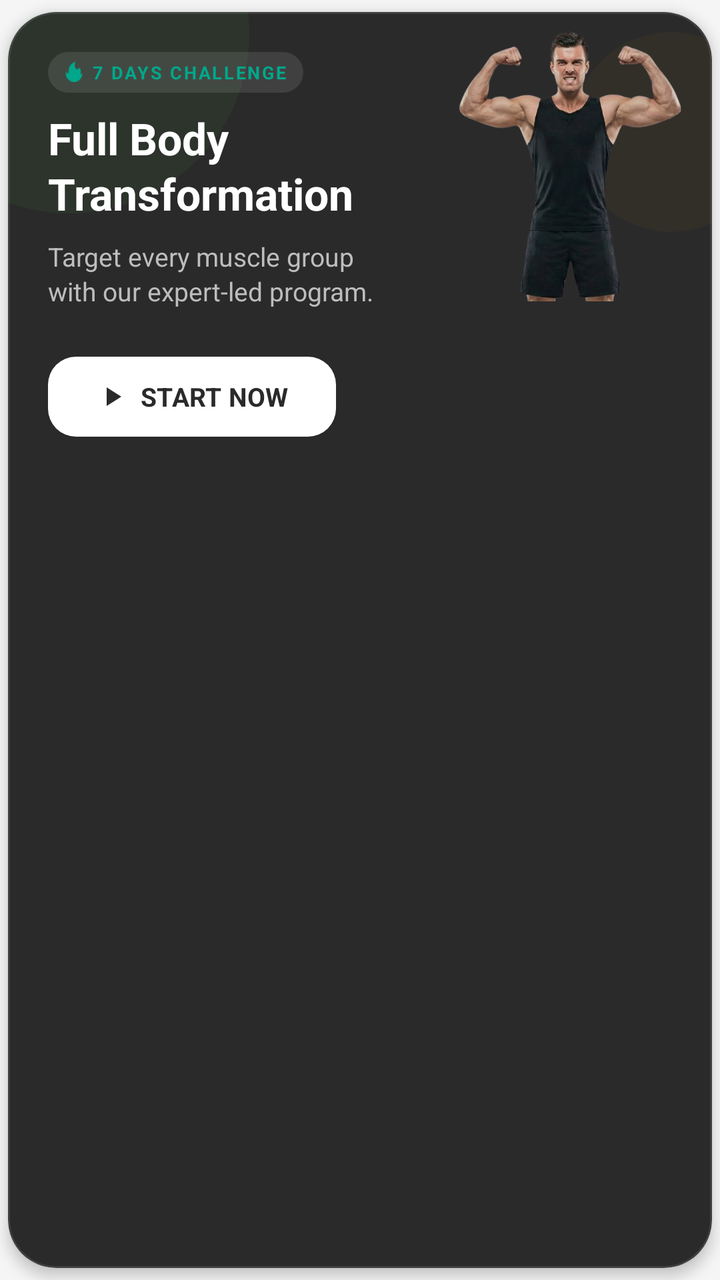
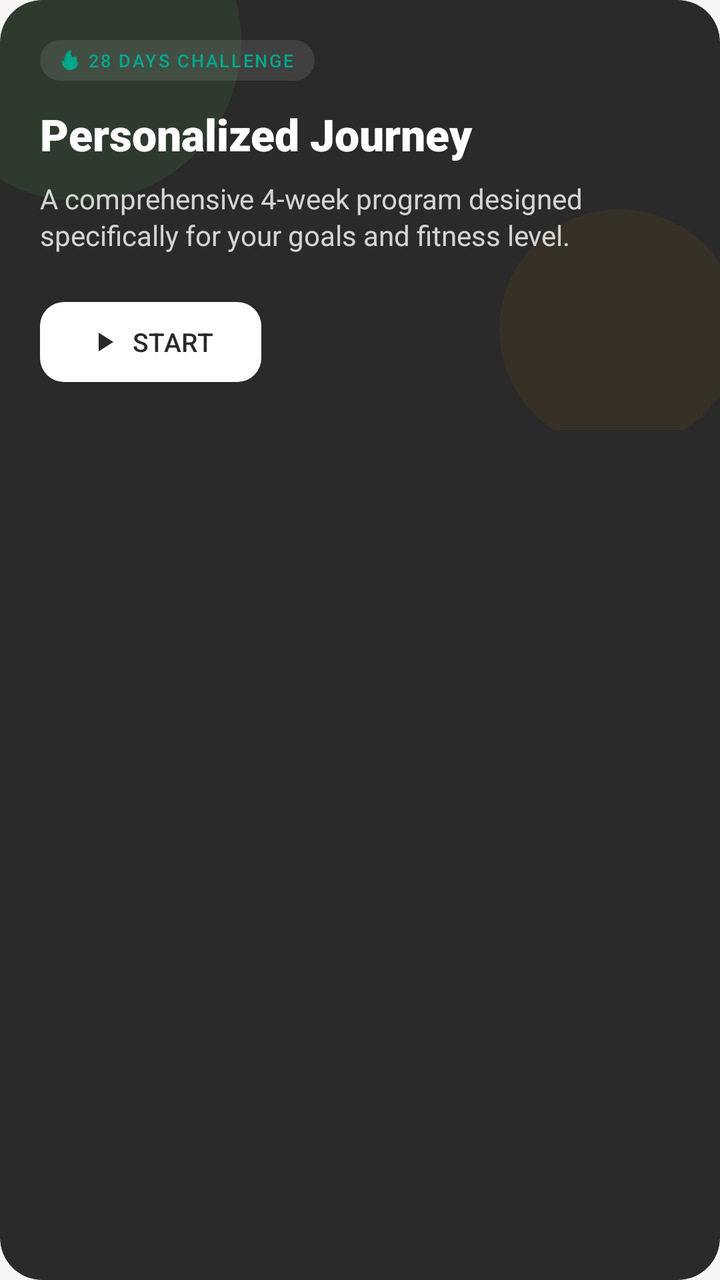

The first picture is an Android layout as it rendered before a commit; the second is the same layout after the commit. The layout source and the unified diff follow.
<!-- AndroidManifest.xml: application theme Theme.Nutriority -->
<!-- res/layout/item_large_button_card.xml -->
<?xml version="1.0" encoding="utf-8"?>
<com.google.android.material.card.MaterialCardView
    xmlns:android="http://schemas.android.com/apk/res/android"
    xmlns:app="http://schemas.android.com/apk/res-auto"
    xmlns:tools="http://schemas.android.com/tools"
    android:layout_width="match_parent"
    android:layout_height="wrap_content"
    app:cardBackgroundColor="@color/primary_dark"
    app:cardCornerRadius="24dp"
    app:cardElevation="4dp"
    app:cardPreventCornerOverlap="false"
    app:cardUseCompatPadding="true"
    app:strokeColor="#1AFFFFFF"
    app:strokeWidth="1dp">

    <androidx.constraintlayout.widget.ConstraintLayout
        android:layout_width="match_parent"
        android:layout_height="wrap_content"
        android:background="@android:color/transparent"
        android:paddingBottom="16dp"
        android:clipToPadding="false">

        
        <View
            android:layout_width="180dp"
            android:layout_height="180dp"
            android:layout_marginTop="-80dp"
            android:layout_marginStart="-60dp"
            android:alpha="0.08"
            android:background="@drawable/bg_circle_green"
            app:layout_constraintStart_toStartOf="parent"
            app:layout_constraintTop_toTopOf="parent" />

        
        <View
            android:layout_width="100dp"
            android:layout_height="100dp"
            android:layout_marginTop="10dp"
            android:layout_marginEnd="-30dp"
            android:alpha="0.04"
            android:background="@drawable/bg_circle_orange"
            app:layout_constraintEnd_toEndOf="parent"
            app:layout_constraintTop_toTopOf="parent" />

        <androidx.constraintlayout.widget.Guideline
            android:id="@+id/guideline_content"
            android:layout_width="wrap_content"
            android:layout_height="wrap_content"
            android:orientation="vertical"
            app:layout_constraintGuide_percent="0.6" />

        <ImageView
            android:layout_width="0dp"
            android:layout_height="0dp"
            android:layout_marginTop="8dp"
            android:layout_marginEnd="4dp"
            android:scaleType="centerInside"
            android:src="@drawable/img_full_body_pose"
            app:layout_constraintDimensionRatio="1:1"
            app:layout_constraintEnd_toEndOf="parent"
            app:layout_constraintStart_toEndOf="@id/guideline_content"
            app:layout_constraintTop_toTopOf="parent"
            app:layout_constraintBottom_toBottomOf="parent"
            app:layout_constraintVertical_bias="0.0"
            tools:ignore="ContentDescription" />

        
        <LinearLayout
            android:id="@+id/badgeLayout"
            android:layout_width="wrap_content"
            android:layout_height="wrap_content"
            android:layout_marginStart="20dp"
            android:layout_marginTop="20dp"
            android:background="@drawable/rounded_chip_background_light"
            android:backgroundTint="#1AFFFFFF"
            android:gravity="center_vertical"
            android:orientation="horizontal"
            android:paddingHorizontal="8dp"
            android:paddingVertical="4dp"
            app:layout_constraintStart_toStartOf="parent"
            app:layout_constraintTop_toTopOf="parent"
            app:layout_constraintEnd_toStartOf="@id/guideline_content"
            app:layout_constraintHorizontal_bias="0.0"
            app:layout_constrainedWidth="true">

            <ImageView
                android:layout_width="10dp"
                android:layout_height="10dp"
                android:importantForAccessibility="no"
                android:src="@drawable/ic_fire"
                app:tint="@color/green" />

            <TextView
                android:id="@+id/tvDuration"
                android:layout_width="wrap_content"
                android:layout_height="wrap_content"
                android:layout_marginStart="4dp"
                android:fontFamily="sans-serif"
                android:textStyle="bold"
                android:textAllCaps="true"
                android:text="7 DAYS CHALLENGE"
                android:textColor="@color/green"
                android:textSize="9sp"
                android:letterSpacing="0.1"
                app:autoSizeTextType="uniform"
                app:autoSizeMinTextSize="7sp"
                app:autoSizeMaxTextSize="10sp"
                app:autoSizeStepGranularity="1sp"
                tools:ignore="SmallSp" />
        </LinearLayout>

        <TextView
            android:id="@+id/tvTitle"
            android:layout_width="0dp"
            android:layout_height="wrap_content"
            android:layout_marginTop="8dp"
            android:layout_marginStart="20dp"
            android:layout_marginEnd="8dp"
            android:fontFamily="sans-serif"
            android:textStyle="bold"
            android:text="Full Body Transformation"
            android:textColor="@android:color/white"
            android:textSize="22sp"
            android:lineSpacingExtra="2dp"
            app:autoSizeTextType="uniform"
            app:autoSizeMinTextSize="16sp"
            app:autoSizeMaxTextSize="22sp"
            app:autoSizeStepGranularity="1sp"
            app:layout_constraintEnd_toStartOf="@+id/guideline_content"
            app:layout_constraintStart_toStartOf="parent"
            app:layout_constraintTop_toBottomOf="@+id/badgeLayout" />

        <TextView
            android:id="@+id/tvDescription"
            android:layout_width="0dp"
            android:layout_height="wrap_content"
            android:layout_marginTop="8dp"
            android:layout_marginEnd="12dp"
            android:fontFamily="sans-serif"
            android:text="Target every muscle group with our expert-led program."
            android:textColor="#BDBDBD"
            android:textSize="13sp"
            android:lineSpacingExtra="2dp"
            app:autoSizeTextType="uniform"
            app:autoSizeMinTextSize="10sp"
            app:autoSizeMaxTextSize="14sp"
            app:autoSizeStepGranularity="1sp"
            app:layout_constraintEnd_toStartOf="@+id/guideline_content"
            app:layout_constraintStart_toStartOf="@+id/tvTitle"
            app:layout_constraintTop_toBottomOf="@+id/tvTitle" />

        <com.google.android.material.button.MaterialButton
            android:id="@+id/btnStart"
            android:layout_width="wrap_content"
            android:layout_height="48dp"
            android:layout_marginTop="20dp"
            android:paddingHorizontal="24dp"
            android:fontFamily="sans-serif"
            android:textStyle="bold"
            android:text="START NOW"
            android:textColor="@color/primary_dark"
            android:textSize="13sp"
            app:backgroundTint="@color/white"
            app:cornerRadius="14dp"
            app:elevation="4dp"
            app:icon="@drawable/ic_play_arrow"
            app:iconPadding="6dp"
            app:iconSize="16dp"
            app:iconTint="@color/primary_dark"
            app:layout_constraintStart_toStartOf="@+id/tvTitle"
            app:layout_constraintTop_toBottomOf="@+id/tvDescription"
            app:layout_constraintBottom_toBottomOf="parent"
            app:layout_constraintVertical_bias="1.0"/>

    </androidx.constraintlayout.widget.ConstraintLayout>

</com.google.android.material.card.MaterialCardView>
<!-- resources referenced by this layout -->
<resources>
  <color name="green">#00A78B</color>
  <color name="primary_dark">#2A2A2A</color>
  <color name="white">#FFFFFFFF</color>
  <!-- drawable bg_circle_green (drawable) -->
  <?xml version="1.0" encoding="utf-8"?>
  <shape xmlns:android="http://schemas.android.com/apk/res/android"
      android:shape="oval">
      <solid android:color="#4CAF50" />
      <size android:width="8dp" android:height="8dp" />
  </shape>
  <!-- drawable bg_circle_orange (drawable) -->
  <?xml version="1.0" encoding="utf-8"?>
  <shape xmlns:android="http://schemas.android.com/apk/res/android"
      android:shape="oval">
      <solid android:color="#FF9800" />
      <size android:width="8dp" android:height="8dp" />
  </shape>
  <!-- drawable ic_fire: png bitmap (drawable, 810 bytes) -->
  <!-- drawable ic_play_arrow (drawable) -->
  <vector xmlns:android="http://schemas.android.com/apk/res/android"
      android:width="24dp"
      android:height="24dp"
      android:viewportWidth="24"
      android:viewportHeight="24"
      android:tint="?attr/colorControlNormal">
    <path
        android:fillColor="@android:color/white"
        android:pathData="M8,5v14l11,-7z"/>
  </vector>
  <!-- drawable img_full_body_pose: png bitmap (drawable, 190067 bytes) -->
  <!-- drawable rounded_chip_background_light (drawable) -->
  <shape xmlns:android="http://schemas.android.com/apk/res/android">
      <solid android:color="#E0E0E0" />
      <corners android:radius="24dp" />
  </shape>
  <style name="Theme.Nutriority" parent="Base.Theme.Nutriority" />
  <style name="Base.Theme.Nutriority" parent="Theme.Material3.Light.NoActionBar">
          <item name="android:windowBackground">#F5F5F5</item>
          <item name="android:windowDrawsSystemBarBackgrounds">true</item>
          <item name="android:statusBarColor">@android:color/transparent</item>
          <item name="android:windowLightStatusBar">true</item>
          <item name="android:navigationBarColor">@android:color/transparent</item>
          <item name="android:windowLightNavigationBar" tools:ignore="NewApi">true</item>
          <item name="android:enforceNavigationBarContrast" tools:ignore="NewApi">false</item>
      </style>
</resources>

<!-- the commit's change to res/layout/item_large_button_card.xml (unified diff, before → after) -->
@@ -6,82 +6,54 @@
     android:layout_width="match_parent"
     android:layout_height="wrap_content"
     app:cardBackgroundColor="@color/primary_dark"
-    app:cardCornerRadius="24dp"
-    app:cardElevation="4dp"
+    app:cardCornerRadius="21dp"
+    app:cardElevation="0dp"
     app:cardPreventCornerOverlap="false"
-    app:cardUseCompatPadding="true"
-    app:strokeColor="#1AFFFFFF"
-    app:strokeWidth="1dp">
+    app:cardUseCompatPadding="false"
+    app:strokeWidth="0dp">
 
     <androidx.constraintlayout.widget.ConstraintLayout
         android:layout_width="match_parent"
         android:layout_height="wrap_content"
         android:background="@android:color/transparent"
-        android:paddingBottom="16dp"
-        android:clipToPadding="false">
+        android:clipChildren="false"
+        android:clipToPadding="false"
+        android:padding="20dp">
 
         
         <View
-            android:layout_width="180dp"
-            android:layout_height="180dp"
+            android:layout_width="160dp"
+            android:layout_height="160dp"
             android:layout_marginTop="-80dp"
             android:layout_marginStart="-60dp"
-            android:alpha="0.08"
+            android:alpha="0.12"
             android:background="@drawable/bg_circle_green"
             app:layout_constraintStart_toStartOf="parent"
             app:layout_constraintTop_toTopOf="parent" />
 
-        
         <View
-            android:layout_width="100dp"
-            android:layout_height="100dp"
-            android:layout_marginTop="10dp"
+            android:layout_width="120dp"
+            android:layout_height="120dp"
             android:layout_marginEnd="-30dp"
-            android:alpha="0.04"
+            android:layout_marginBottom="-30dp"
+            android:alpha="0.06"
             android:background="@drawable/bg_circle_orange"
-            app:layout_constraintEnd_toEndOf="parent"
-            app:layout_constraintTop_toTopOf="parent" />
-
-        <androidx.constraintlayout.widget.Guideline
-            android:id="@+id/guideline_content"
-            android:layout_width="wrap_content"
-            android:layout_height="wrap_content"
-            android:orientation="vertical"
-            app:layout_constraintGuide_percent="0.6" />
-
-        <ImageView
-            android:layout_width="0dp"
-            android:layout_height="0dp"
-            android:layout_marginTop="8dp"
-            android:layout_marginEnd="4dp"
-            android:scaleType="centerInside"
-            android:src="@drawable/img_full_body_pose"
-            app:layout_constraintDimensionRatio="1:1"
-            app:layout_constraintEnd_toEndOf="parent"
-            app:layout_constraintStart_toEndOf="@id/guideline_content"
-            app:layout_constraintTop_toTopOf="parent"
             app:layout_constraintBottom_toBottomOf="parent"
-            app:layout_constraintVertical_bias="0.0"
-            tools:ignore="ContentDescription" />
+            app:layout_constraintEnd_toEndOf="parent" />
 
         
         <LinearLayout
             android:id="@+id/badgeLayout"
             android:layout_width="wrap_content"
             android:layout_height="wrap_content"
-            android:layout_marginStart="20dp"
-            android:layout_marginTop="20dp"
             android:background="@drawable/rounded_chip_background_light"
             android:backgroundTint="#1AFFFFFF"
             android:gravity="center_vertical"
             android:orientation="horizontal"
-            android:paddingHorizontal="8dp"
+            android:paddingHorizontal="10dp"
             android:paddingVertical="4dp"
             app:layout_constraintStart_toStartOf="parent"
-            app:layout_constraintTop_toTopOf="parent"
-            app:layout_constraintEnd_toStartOf="@id/guideline_content"
-            app:layout_constraintHorizontal_bias="0.0"
-            app:layout_constrainedWidth="true">
+            app:layout_constraintTop_toTopOf="parent">
 
             <ImageView
                 android:layout_width="10dp"
@@ -95,17 +67,12 @@
                 android:layout_width="wrap_content"
                 android:layout_height="wrap_content"
                 android:layout_marginStart="4dp"
-                android:fontFamily="sans-serif"
-                android:textStyle="bold"
+                android:fontFamily="sans-serif-medium"
+                android:text="28 DAYS CHALLENGE"
                 android:textAllCaps="true"
-                android:text="7 DAYS CHALLENGE"
                 android:textColor="@color/green"
                 android:textSize="9sp"
                 android:letterSpacing="0.1"
-                app:autoSizeTextType="uniform"
-                app:autoSizeMinTextSize="7sp"
-                app:autoSizeMaxTextSize="10sp"
-                app:autoSizeStepGranularity="1sp"
                 tools:ignore="SmallSp" />
         </LinearLayout>
 
@@ -113,20 +80,13 @@
             android:id="@+id/tvTitle"
             android:layout_width="0dp"
             android:layout_height="wrap_content"
-            android:layout_marginTop="8dp"
-            android:layout_marginStart="20dp"
-            android:layout_marginEnd="8dp"
-            android:fontFamily="sans-serif"
-            android:textStyle="bold"
-            android:text="Full Body Transformation"
+            android:layout_marginTop="12dp"
+            android:fontFamily="sans-serif-black"
+            android:text="Personalized Journey"
             android:textColor="@android:color/white"
             android:textSize="22sp"
             android:lineSpacingExtra="2dp"
-            app:autoSizeTextType="uniform"
-            app:autoSizeMinTextSize="16sp"
-            app:autoSizeMaxTextSize="22sp"
-            app:autoSizeStepGranularity="1sp"
-            app:layout_constraintEnd_toStartOf="@+id/guideline_content"
+            app:layout_constraintEnd_toEndOf="parent"
             app:layout_constraintStart_toStartOf="parent"
             app:layout_constraintTop_toBottomOf="@+id/badgeLayout" />
 
@@ -135,18 +95,13 @@
             android:layout_width="0dp"
             android:layout_height="wrap_content"
             android:layout_marginTop="8dp"
-            android:layout_marginEnd="12dp"
             android:fontFamily="sans-serif"
-            android:text="Target every muscle group with our expert-led program."
-            android:textColor="#BDBDBD"
-            android:textSize="13sp"
+            android:text="A comprehensive 4-week program designed specifically for your goals and fitness level."
+            android:textColor="#CCFFFFFF"
+            android:textSize="14sp"
             android:lineSpacingExtra="2dp"
-            app:autoSizeTextType="uniform"
-            app:autoSizeMinTextSize="10sp"
-            app:autoSizeMaxTextSize="14sp"
-            app:autoSizeStepGranularity="1sp"
-            app:layout_constraintEnd_toStartOf="@+id/guideline_content"
-            app:layout_constraintStart_toStartOf="@+id/tvTitle"
+            app:layout_constraintEnd_toEndOf="parent"
+            app:layout_constraintStart_toStartOf="parent"
             app:layout_constraintTop_toBottomOf="@+id/tvTitle" />
 
         <com.google.android.material.button.MaterialButton
@@ -155,22 +110,20 @@
             android:layout_height="48dp"
             android:layout_marginTop="20dp"
             android:paddingHorizontal="24dp"
-            android:fontFamily="sans-serif"
-            android:textStyle="bold"
-            android:text="START NOW"
+            android:fontFamily="sans-serif-medium"
+            android:text="START"
             android:textColor="@color/primary_dark"
             android:textSize="13sp"
             app:backgroundTint="@color/white"
-            app:cornerRadius="14dp"
+            app:cornerRadius="12dp"
             app:elevation="4dp"
             app:icon="@drawable/ic_play_arrow"
             app:iconPadding="6dp"
             app:iconSize="16dp"
             app:iconTint="@color/primary_dark"
-            app:layout_constraintStart_toStartOf="@+id/tvTitle"
-            app:layout_constraintTop_toBottomOf="@+id/tvDescription"
             app:layout_constraintBottom_toBottomOf="parent"
-            app:layout_constraintVertical_bias="1.0"/>
+            app:layout_constraintStart_toStartOf="parent"
+            app:layout_constraintTop_toBottomOf="@+id/tvDescription" />
 
     </androidx.constraintlayout.widget.ConstraintLayout>
 
<!-- resource entries referenced after the edit -->
@@ -29,7 +29,6 @@
         android:fillColor="@android:color/white"
         android:pathData="M8,5v14l11,-7z"/>
   </vector>
-  <!-- drawable img_full_body_pose: png bitmap (drawable, 190067 bytes) -->
   <!-- drawable rounded_chip_background_light (drawable) -->
   <shape xmlns:android="http://schemas.android.com/apk/res/android">
       <solid android:color="#E0E0E0" />
